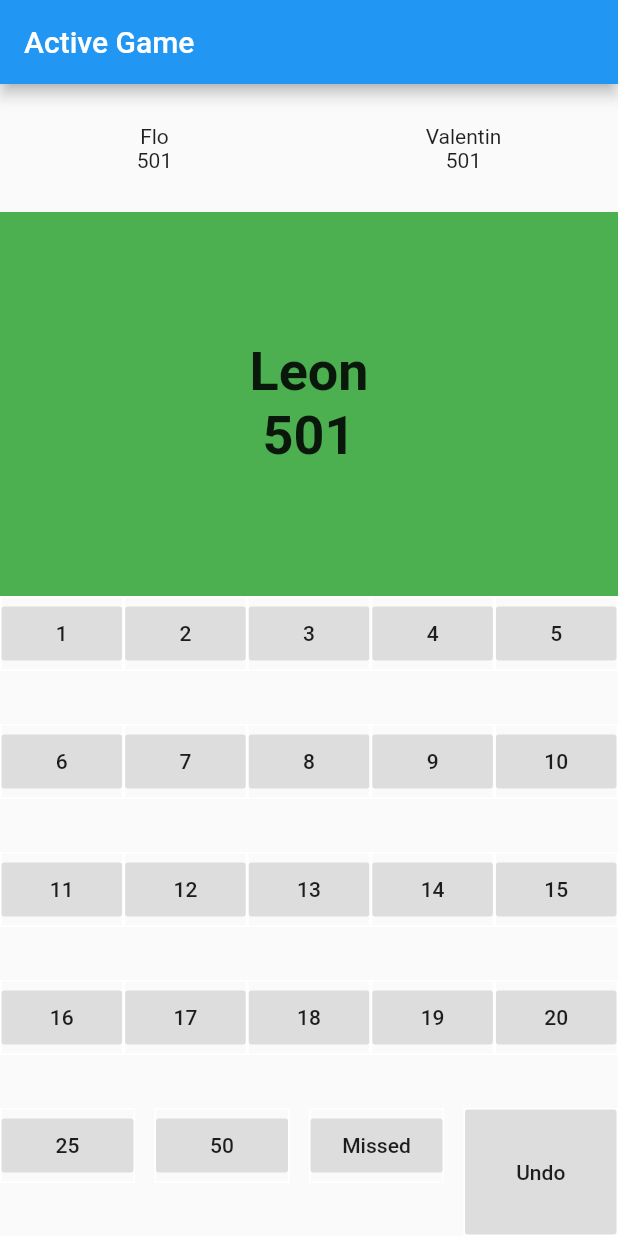
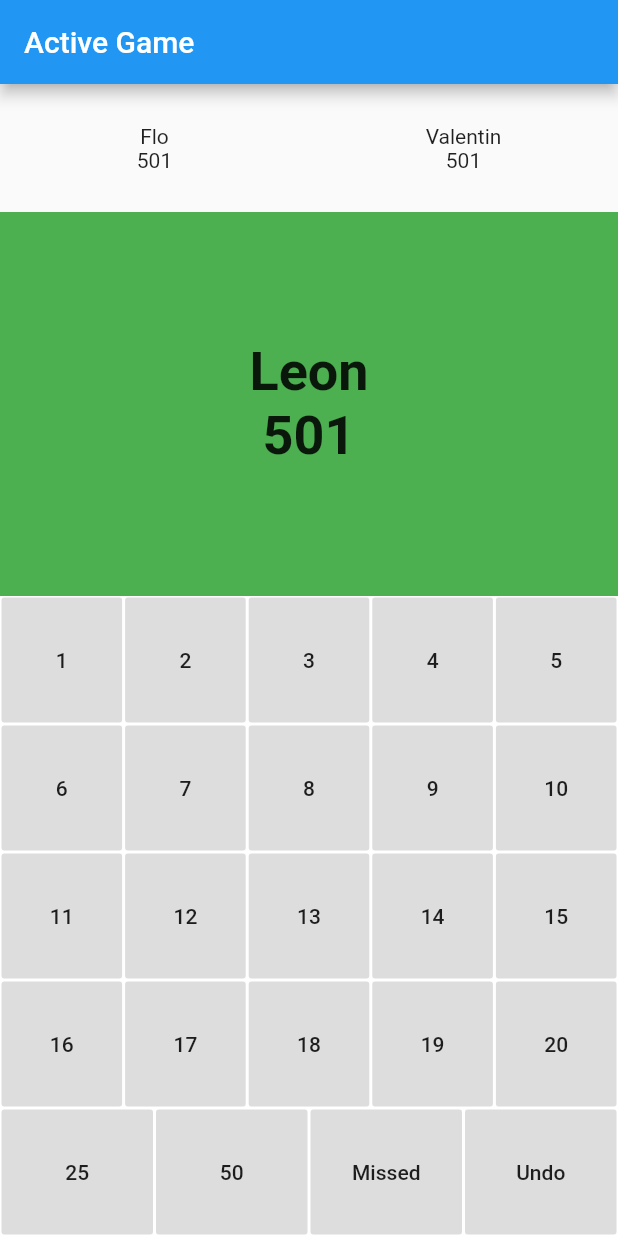
Before and after one commit to theycallhimkolo/cronenberg, a Flutter app: the screen it shows after launch, on a phone screen of 412 x 824 dp. Run offline on Flutter 3.47's test engine with Material 2 defaults, Android fonts, the phone set to English and light mode, and no system bars.

Commit message:
fixed scorebutton layout

```diff
--- a/lib/widgets/ScoreButton.dart
+++ b/lib/widgets/ScoreButton.dart
@@ -3,7 +3,7 @@ import 'dart:math';
 import 'package:flutter/cupertino.dart';
 import 'package:flutter/material.dart';
 
-class ScoreButton extends StatefulWidget{
+class ScoreButton extends StatefulWidget {
   Function target;
   int value;
   String label;
@@ -51,8 +51,9 @@ class ScoreButtonState extends State<ScoreButton> {
 
   double getHeight() {
     try {
-      final RenderBox renderBoxContainer = _positionButton.currentContext.findRenderObject();
-    return renderBoxContainer.size.height;
+      final RenderBox renderBoxContainer =
+          _positionButton.currentContext.findRenderObject();
+      return renderBoxContainer.size.height;
     } catch (e) {
       return 0;
     }
@@ -68,7 +69,6 @@ class ScoreButtonState extends State<ScoreButton> {
         },
         onVerticalDragUpdate: (details) {
           y += details.primaryDelta;
-          print(y);
         },
         onVerticalDragEnd: (details) {
           this.setDragActive(false);
@@ -81,12 +81,11 @@ class ScoreButtonState extends State<ScoreButton> {
         },
         child: Stack(
           children: [
-            Container(
-              key: _positionButton,
-              decoration: BoxDecoration(
-                  border: Border.all(color: Colors.white, width: 1)),
-              child: Transform.translate(
-                offset: Offset(0.0, min(y, this.getHeight())),
+            Positioned.fill(
+              child: Container(
+                key: _positionButton,
+                decoration: BoxDecoration(
+                    border: Border.all(color: Colors.white, width: 1)),
                 child: FlatButton(
                     color: Color(0x88c4c4c4),
                     child: Text(label),
@@ -95,14 +94,17 @@ class ScoreButtonState extends State<ScoreButton> {
                     }),
               ),
             ),
-            if (this.dragActive) Transform.translate(
-              offset: Offset(0.0, -25),
-              child: Text("Double")
+            if (this.dragActive)
+              AnimatedPositioned(
+                curve: Curves.linear,
+                top: 100,
+                duration: Duration(seconds: 3),
+                child: Text("Double"),
               ),
-            if (this.dragActive) Transform.translate(
-              offset: Offset(0.0, 50),
-              child: Text("Triple")
-              ),
+            if (this.dragActive)
+              Transform.translate(
+                  offset: Offset(0.0, 50),
+                  child: Center(child: Text("Triple"))),
           ],
         ),
       ),
```
